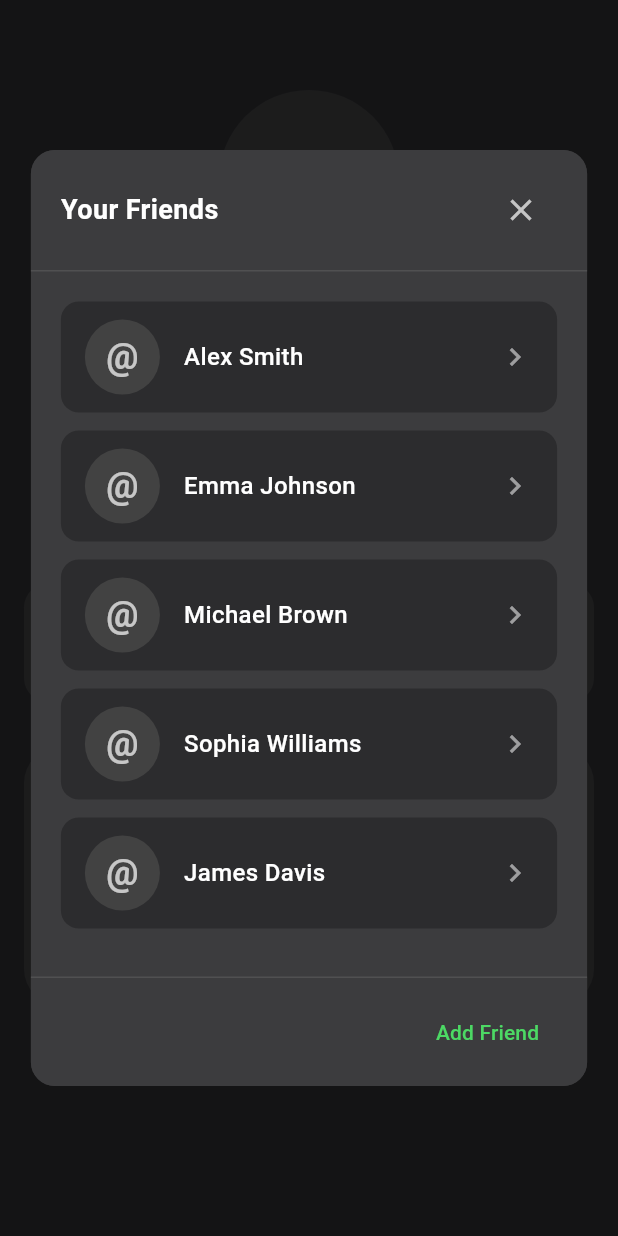
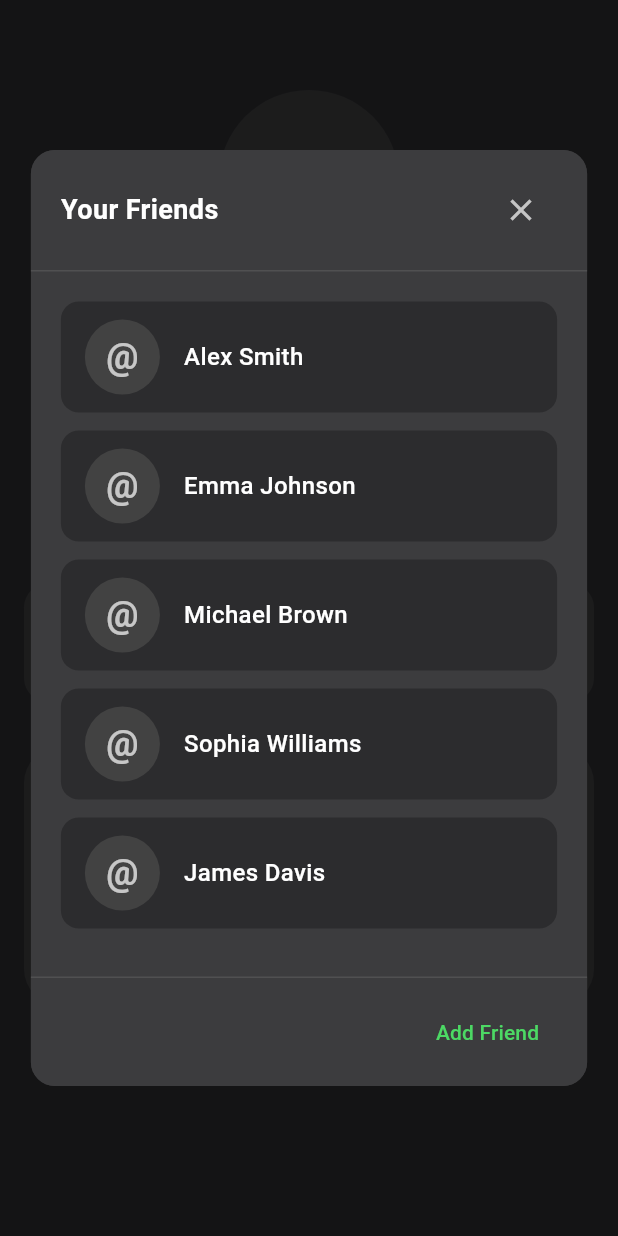
Before and after one commit to petrg01/UNIHACK-TECHNIK, a Flutter app: the ProfileScreen screen opened directly, after a tap on the "person" icon, on a phone screen of 412 x 824 dp. Run offline on Flutter 3.47's test engine with Material 3 defaults, Android fonts, the phone set to English and light mode, and no system bars; our stand-ins replace auto_size_text, fl_chart, flutter_dotenv, image_picker, shared_preferences, smooth_page_indicator and 1 more; accounts and stored records are empty.

Commit message:
Fix friends view

```diff
--- a/lib/widgets/friends_list.dart
+++ b/lib/widgets/friends_list.dart
@@ -97,8 +97,8 @@ class FriendsList extends StatelessWidget {
   // Background widget shown when swiping the item
   Widget _buildDismissibleBackground() {
     return Container(
-      alignment: Alignment.centerRight,
-      padding: EdgeInsets.only(right: 20.0),
+      margin: EdgeInsets.only(bottom: 12), // Match the margin of the friend item
+      padding: EdgeInsets.symmetric(vertical: 12, horizontal: 16), // Match the padding of the friend item
       decoration: BoxDecoration(
         color: Colors.red,
         borderRadius: BorderRadius.circular(12),
@@ -167,11 +167,7 @@ class FriendsList extends StatelessWidget {
                 ),
               ),
             ),
-            // Chevron icon
-            Icon(
-              Icons.chevron_right,
-              color: Colors.white54,
-            ),
+            // Removed chevron icon
           ],
         ),
       ),
```
